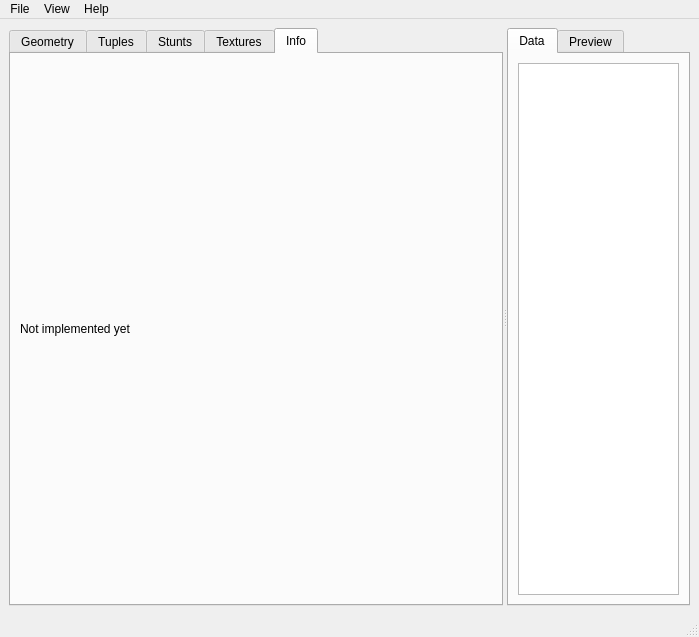
Zizin13/Roller, file TrackEditor/MainWindow.ui: the form before one commit.
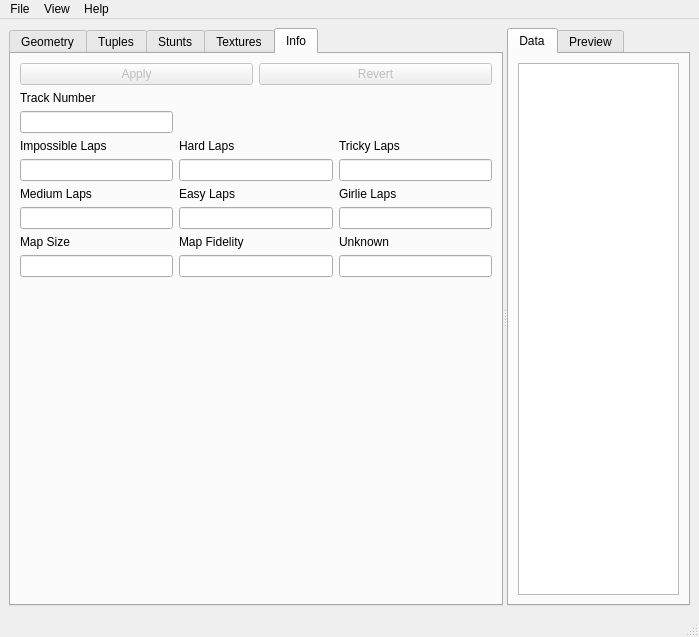
The form after the commit. The open tabs and pages were chosen to show the change. Icons and pictures are not drawn.

```diff
--- a/TrackEditor/MainWindow.ui
+++ b/TrackEditor/MainWindow.ui
@@ -1372,11 +1372,159 @@
         </attribute>
         <layout class="QVBoxLayout" name="verticalLayout_7">
          <item>
-          <widget class="QLabel" name="label_7">
-           <property name="text">
-            <string>Not implemented yet</string>
+          <layout class="QHBoxLayout" name="horizontalLayout_14">
+           <item>
+            <widget class="QPushButton" name="pbApplyInfo">
+             <property name="enabled">
+              <bool>false</bool>
+             </property>
+             <property name="text">
+              <string>Apply</string>
+             </property>
+            </widget>
+           </item>
+           <item>
+            <widget class="QPushButton" name="pbRevertInfo">
+             <property name="enabled">
+              <bool>false</bool>
+             </property>
+             <property name="text">
+              <string>Revert</string>
+             </property>
+            </widget>
+           </item>
+          </layout>
+         </item>
+         <item>
+          <layout class="QGridLayout" name="gridLayout_5">
+           <item row="1" column="0">
+            <widget class="QLineEdit" name="leTrackNum"/>
+           </item>
+           <item row="5" column="1">
+            <widget class="QLineEdit" name="leEasyLaps"/>
+           </item>
+           <item row="4" column="2">
+            <widget class="QLabel" name="lblGirlieLaps">
+             <property name="text">
+              <string>Girlie Laps</string>
+             </property>
+            </widget>
+           </item>
+           <item row="6" column="0">
+            <widget class="QLabel" name="lblMapSize">
+             <property name="toolTip">
+              <string>smaller is larger</string>
+             </property>
+             <property name="text">
+              <string>Map Size</string>
+             </property>
+            </widget>
+           </item>
+           <item row="3" column="1">
+            <widget class="QLineEdit" name="leHardLaps"/>
+           </item>
+           <item row="5" column="2">
+            <widget class="QLineEdit" name="leGirlieLaps"/>
+           </item>
+           <item row="0" column="0">
+            <widget class="QLabel" name="lblTrackNum">
+             <property name="text">
+              <string>Track Number</string>
+             </property>
+            </widget>
+           </item>
+           <item row="5" column="0">
+            <widget class="QLineEdit" name="leMediumLaps"/>
+           </item>
+           <item row="2" column="1">
+            <widget class="QLabel" name="lblHardLaps">
+             <property name="text">
+              <string>Hard Laps</string>
+             </property>
+            </widget>
+           </item>
+           <item row="3" column="2">
+            <widget class="QLineEdit" name="leTrickyLaps"/>
+           </item>
+           <item row="4" column="1">
+            <widget class="QLabel" name="lblEasyLaps">
+             <property name="text">
+              <string>Easy Laps</string>
+             </property>
+            </widget>
+           </item>
+           <item row="2" column="0">
+            <widget class="QLabel" name="lblImpossibleLaps">
+             <property name="text">
+              <string>Impossible Laps</string>
+             </property>
+            </widget>
+           </item>
+           <item row="4" column="0">
+            <widget class="QLabel" name="lblMediumLaps">
+             <property name="text">
+              <string>Medium Laps</string>
+             </property>
+            </widget>
+           </item>
+           <item row="3" column="0">
+            <widget class="QLineEdit" name="leImpossibleLaps"/>
+           </item>
+           <item row="2" column="2">
+            <widget class="QLabel" name="lblTrickyLaps">
+             <property name="text">
+              <string>Tricky Laps</string>
+             </property>
+            </widget>
+           </item>
+           <item row="7" column="0">
+            <widget class="QLineEdit" name="leMapSize">
+             <property name="toolTip">
+              <string>smaller is larger</string>
+             </property>
+            </widget>
+           </item>
+           <item row="6" column="1">
+            <widget class="QLabel" name="lblMapFidelity">
+             <property name="toolTip">
+              <string>smaller is more accurate</string>
+             </property>
+             <property name="text">
+              <string>Map Fidelity</string>
+             </property>
+            </widget>
+           </item>
+           <item row="7" column="1">
+            <widget class="QLineEdit" name="leMapFidelity">
+             <property name="toolTip">
+              <string>smaller is more accurate</string>
+             </property>
+            </widget>
+           </item>
+           <item row="6" column="2">
+            <widget class="QLabel" name="lblInfoUnknown">
+             <property name="text">
+              <string>Unknown</string>
+             </property>
+            </widget>
+           </item>
+           <item row="7" column="2">
+            <widget class="QLineEdit" name="leInfoUnknown"/>
+           </item>
+          </layout>
+         </item>
+         <item>
+          <spacer name="verticalSpacer_4">
+           <property name="orientation">
+            <enum>Qt::Vertical</enum>
            </property>
-          </widget>
+           <property name="sizeHint" stdset="0">
+            <size>
+             <width>20</width>
+             <height>316</height>
+            </size>
+           </property>
+          </spacer>
          </item>
         </layout>
        </widget>
```
Left out of the diff: 357 changed lines with no effect on the pictures.
